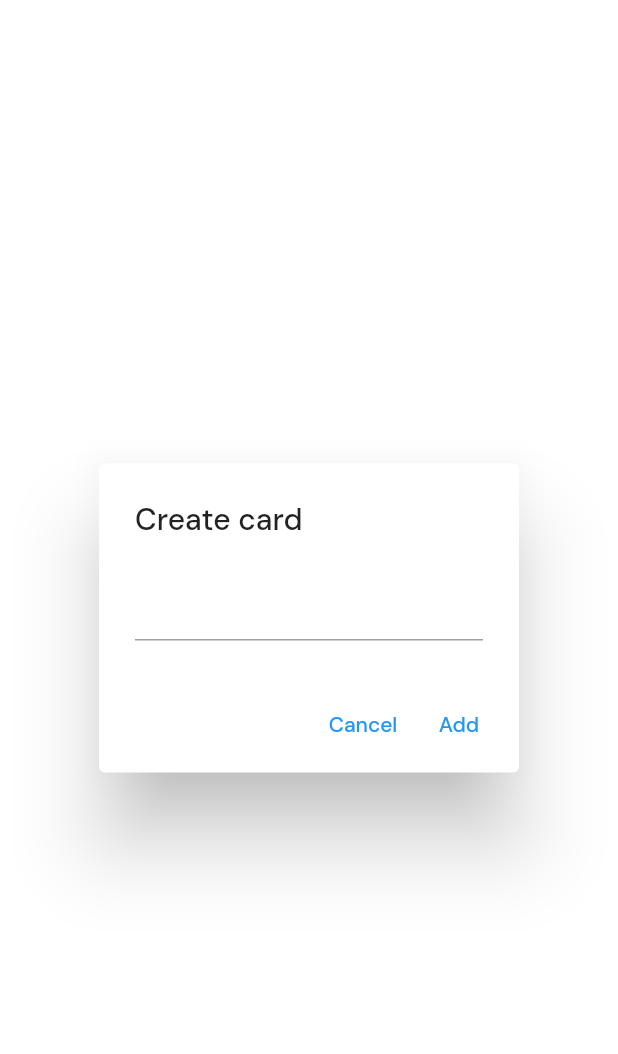
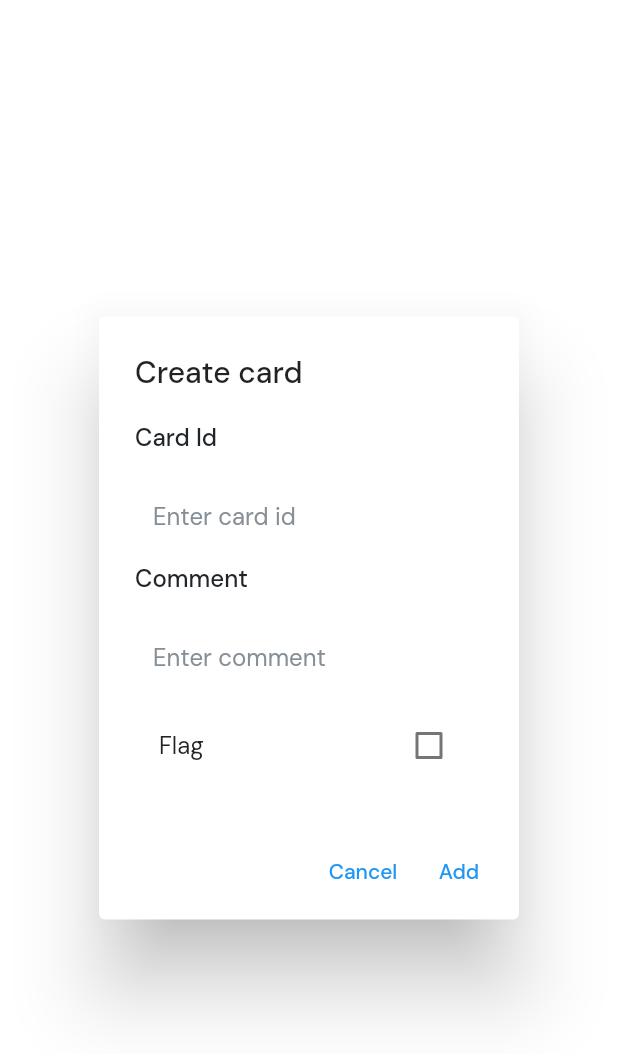
Before and after one commit to H-Zaman/jira_board_feature_test, a Flutter app: the AddEditCardView widget shown alone on an empty page, opened directly, on a phone screen of 412 x 824 dp. Shown: the top 1054 px of the screen. Run offline on Flutter 3.47's test engine with Material 2 defaults, Android fonts, the phone set to English and light mode, and no system bars; our stand-ins replace auto_size_text, cached_network_image, dio, get, get_storage, google_fonts and 6 more; missing offline and left inert: drag_and_drop_lists; accounts and stored records are empty; network calls fail.

Commit message:
add edit staff done, add card

```diff
--- a/lib/src/merchant/model/card_model.dart
+++ b/lib/src/merchant/model/card_model.dart
@@ -4,6 +4,7 @@ class CardModel{
   String comment;
   String qr;
   String user;
+  bool flag;
   DateTime updatedAt;
 
   CardModel({
@@ -12,6 +13,7 @@ class CardModel{
     required this.comment,
     required this.qr,
     required this.user,
+    required this.flag,
     required this.updatedAt,
   });
 
@@ -21,6 +23,7 @@ class CardModel{
     comment: json['comment'],
     qr: json['customer-qr-link'],
     user: json['user-name'],
+    flag: json['flag'],
     updatedAt: DateTime.parse(json['updated-at']),
   );
 }
--- a/lib/src/merchant/repository/board_repository.dart
+++ b/lib/src/merchant/repository/board_repository.dart
@@ -33,4 +33,22 @@ class BoardRepo{
     return List<CardModel>.from(res.data.map((column) => CardModel.fromJson(column)));
   }
 
+  Future<bool> addCard({
+    String? comment,
+    required String column,
+    bool? flag,
+    required String cardId
+  }) async{
+    final data = {
+      "comment": comment ?? '',
+      "current-state": column,
+      "flag": flag ?? true,
+      "queue-id": cardId
+    };
+
+    final res = await Api.post(Endpoints.cards, data: data);
+
+    return res.error;
+  }
+
 }
--- a/lib/src/merchant/screens/views/board_view.dart
+++ b/lib/src/merchant/screens/views/board_view.dart
@@ -4,6 +4,7 @@ import 'package:drag_and_drop_lists/drag_and_drop_lists.dart';
 import 'package:ordermanagement/src/merchant/controller/board_controller.dart';
 import 'package:ordermanagement/src/merchant/model/card_model.dart';
 import 'package:ordermanagement/src/merchant/model/column_model.dart';
+import 'package:ordermanagement/src/merchant/screens/views/web/board/add_edit_card_view.dart';
 import 'package:ordermanagement/src/utilities/date_time_extension.dart';
 import 'package:ordermanagement/src/utilities/helper/device_helper.dart';
 import 'package:ordermanagement/src/widgets/_widgets.dart';
@@ -129,8 +130,8 @@ class _ColumnHeader extends StatelessWidget {
               margin: EdgeInsets.symmetric(vertical: deviceType == DeviceType.MOBILE ? 8 : 14),
               height: deviceType == DeviceType.MOBILE ? 42 : 48,
               child: CButton(
-                onPressed: (){
-                  _controller.addCard(column);
+                onPressed: () async{
+                  await Get.dialog(AddEditCardView());
                 },
                 label: 'add new',
                 fontSize: deviceType == DeviceType.MOBILE ? 14 : 16,
--- a/lib/src/merchant/screens/views/web/board/add_edit_card_view.dart
+++ b/lib/src/merchant/screens/views/web/board/add_edit_card_view.dart
@@ -2,6 +2,7 @@ import 'package:flutter/material.dart';
 import 'package:get/get.dart';
 import 'package:ordermanagement/src/merchant/controller/board_controller.dart';
 import 'package:ordermanagement/src/merchant/model/card_model.dart';
+import 'package:ordermanagement/src/widgets/_widgets.dart';
 
 class AddEditCardView extends StatelessWidget {
   final int? columnId;
@@ -13,54 +14,51 @@ class AddEditCardView extends StatelessWidget {
 
     final bool isUpdate = item != null;
 
-    int? columnId = this.columnId;
     final _controller = BoardController.get;
 
-    final _textController = TextEditingController();
+    final _cardController = TextEditingController();
+    final _commentController = TextEditingController();
+    bool flag = false;
 
-    if(isUpdate) _textController.text = item!.comment;
+    if(isUpdate) {
+      _cardController.text = item!.id;
+      _commentController.text = item!.comment;
+      flag = item!.flag;
+    }
 
     return StatefulBuilder(builder: (BuildContext context, void Function(void Function()) setState) {
       return AlertDialog(
         title: Text(
           '${isUpdate ? 'Update' : 'Create'} card'
         ),
-        content: TextField(
-          controller: _textController,
+        content: Column(
+          mainAxisSize: MainAxisSize.min,
+          children: [
+            CTextField(
+              controller: _cardController,
+              hint: 'Enter card id',
+              title: 'Card Id',
             ),
-        actions: [
-
-          Wrap(
-            children: _controller.columns.map((column) => GestureDetector(
-              onTap: (){
+            CTextField(
+              controller: _commentController,
+              hint: 'Enter comment',
+              title: 'Comment',
+            ),
+            CheckboxListTile(
+              value: flag,
+              onChanged: (value){
+                if(value == null) return ;
                 setState((){
-                  columnId = column.index;
+                  flag = value;
                 });
               },
-              child: Card(
-                child: Padding(
-                  padding: const EdgeInsets.symmetric(horizontal: 8,vertical: 2),
-                  child: Row(
-                    mainAxisSize: MainAxisSize.min,
-                    children: [
-                      Text(
-                          column.name
+              title: Text(
+                'Flag'
               ),
-                      Checkbox(
-                          value: columnId == column.index,
-                          onChanged: (newValue){
-                            setState((){
-                              columnId = column.index;
-                            });
-                          }
             )
           ],
         ),
-                ),
-              ),
-            )).toList(),
-          ),
-
+        actions: [
           Row(
             mainAxisAlignment: MainAxisAlignment.end,
             children: [
@@ -74,44 +72,24 @@ class AddEditCardView extends StatelessWidget {
                 child: Text(
                   isUpdate? 'Update' : 'Add'
                 ),
-                onPressed: (){
+                onPressed: () async{
 
-                  // CardModel? data;
-                  //
-                  // if(_textController.text.isNotEmpty){
-                  //
-                  //   final insertColumnIndex = columnId == null ? 0 : _controller.columns.indexWhere((column) => column.index == columnId);
-                  //
-                  //   if(isUpdate){
-                  //
-                  //     final colIndex = _controller.columns.indexWhere((column) => column.index == item!.column);
-                  //     final itemIndex = _controller.columns[colIndex].items.indexWhere((item) => item.id == this.item!.id);
-                  //
-                  //     if(columnId != this.item!.column){
-                  //       _controller.columns[colIndex].items.removeAt(itemIndex);
-                  //       _controller.columns[insertColumnIndex].items.add(
-                  //         this.item!
-                  //           ..column = columnId!
-                  //           ..comment = _textController.text
-                  //       );
-                  //     }else{
-                  //       _controller.columns[insertColumnIndex].items[itemIndex]
-                  //         ..comment = _textController.text;
-                  //     }
-                  //
-                  //   }else{
-                  //     _controller.columns[insertColumnIndex].items.add(CardModel(
-                  //       id: _controller.itemID,
-                  //       column: _controller.columns[insertColumnIndex].index,
-                  //       comment: _textController.text
-                  //     ));
-                  //     _controller.itemID++;
-                  //   }
-                  //
-                  //
-                  //   _controller.columns.refresh();
-                  //   Get.back(result: data);
-                  // }
+                  if(_cardController.text.isNotEmpty){
+
+                    if(isUpdate){
+
+                      // _controller
+
+                    }else{
+                      await _controller.addCard(
+                        cardId: _cardController.text,
+                        flag: flag,
+                        comment: _commentController.text
+                      );
+                      Get.back();
+                    }
+
+                  }
                 },
               ),
             ],
--- a/lib/src/utilities/api/api_handler.dart
+++ b/lib/src/utilities/api/api_handler.dart
@@ -54,7 +54,7 @@ class Api{
       }
 
       return AResponse(
-        error: apiResponse.data['response_status'] != 1,
+        error: apiResponse.data['response_status'] == 0,
         message: apiResponse.data['response_message'],
         data: apiResponse.data['response_data'] == null ? apiResponse.data : apiResponse.data['response_data'],
         token: authToken
@@ -64,7 +64,7 @@ class Api{
       /// logging result
       Log.e(route, apiResponse.statusMessage);
       return AResponse(
-        error: true,
+        error: apiResponse.data['response_status'] == 0,
         message: apiResponse.data['response_message'],
       );
     }
--- a/lib/src/widgets/appbar/mobile_appbar.dart
+++ b/lib/src/widgets/appbar/mobile_appbar.dart
@@ -1,6 +1,7 @@
 import 'package:flutter/material.dart';
 import 'package:get/get.dart';
 import 'package:ordermanagement/src/merchant/controller/board_controller.dart';
+import 'package:ordermanagement/src/merchant/screens/views/web/board/add_edit_card_view.dart';
 import 'package:ordermanagement/src/utilities/helper/localization/translation_keys.dart';
 
 class MobileAppbar extends StatelessWidget implements PreferredSizeWidget{
@@ -60,7 +61,7 @@ class MobileAppbar extends StatelessWidget implements PreferredSizeWidget{
             if(val == 1){
               BoardController.get.addEditColumn();
             }else if(val == 2){
-              BoardController.get.addCard();
+              await Get.dialog(AddEditCardView());
             }
           },
           itemBuilder: (_) => [
```
Also changed, not shown: lib/src/merchant/controller/board_controller.dart (+15 -13 lines), lib/src/merchant/controller/staff_controller.dart (+12 -8 lines), lib/src/merchant/repository/staff_repository.dart (+6 -8 lines), lib/src/merchant/screens/views/web/board/board_screen.dart (+7 -7 lines), lib/src/merchant/screens/views/web/merchant_staff_management_screen.dart (+34 -7 lines). Lines whose indentation alone changed are shown as unchanged.
